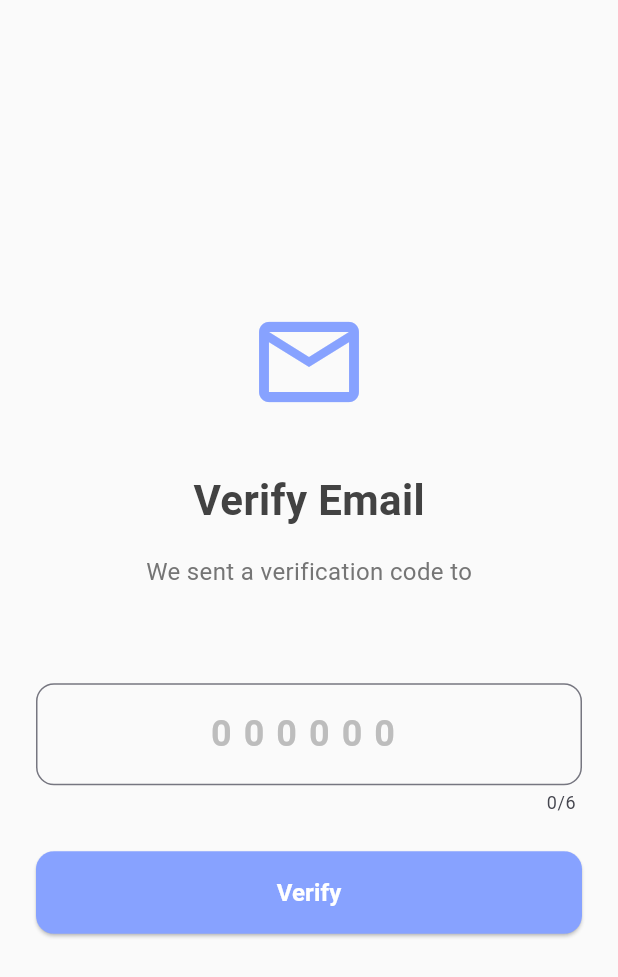
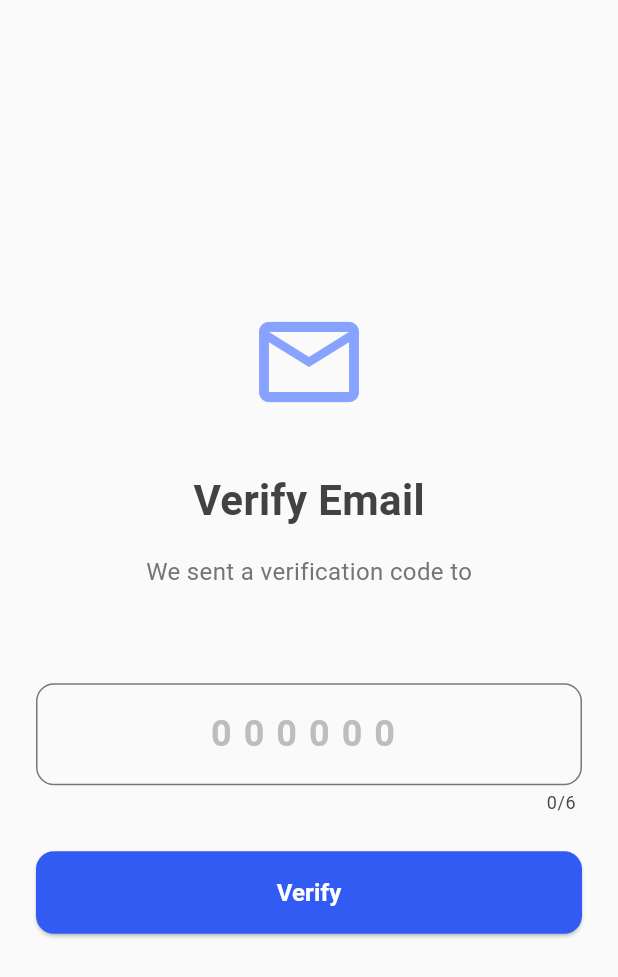
Before and after one commit to sidesshmore/Mili, a Flutter app: the OTPScreen screen opened by its route, on a phone screen of 412 x 824 dp. Shown: the top 977 px of the screen. Run offline on Flutter 3.47's test engine with Material 3 defaults, Android fonts, the light colour scheme and no system bars; our stand-ins replace flutter_dotenv, hive, hive_flutter, permission_handler, shared_preferences, supabase_flutter; missing offline and left inert: deepgram_speech_to_text, record; accounts and stored records are empty.

Commit message:
verify button darkened

```diff
--- a/lib/features/Otp/ui/otpScreen.dart
+++ b/lib/features/Otp/ui/otpScreen.dart
@@ -1,4 +1,5 @@
 import 'package:flutter/material.dart';
+import 'package:mindmate/constants.dart';
 import 'package:mindmate/services/auth_service.dart';
 import 'package:mindmate/features/Onboarding/ui/onboarding-1.dart';
 
@@ -65,6 +66,8 @@ class _OTPScreenState extends State<OTPScreen> {
 
   @override
   Widget build(BuildContext context) {
+    Globals.initialize(context);
+
     return Scaffold(
       body: SafeArea(
         child: Padding(
@@ -133,7 +136,7 @@ class _OTPScreenState extends State<OTPScreen> {
                 child: ElevatedButton(
                   onPressed: _isLoading ? null : _verifyOTP,
                   style: ElevatedButton.styleFrom(
-                    backgroundColor: Theme.of(context).primaryColor,
+                    backgroundColor: Globals.customBlue,
                     foregroundColor: Colors.white,
                     padding: const EdgeInsets.symmetric(vertical: 16),
                     shape: RoundedRectangleBorder(
```
